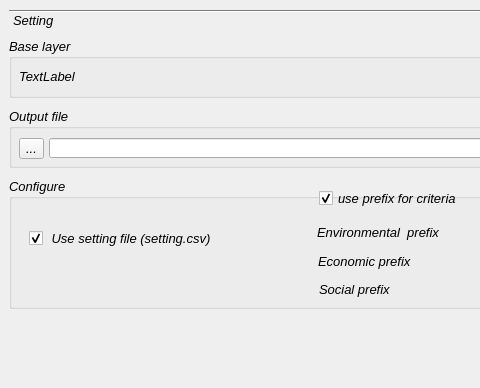
Above: geoSUIT.ui from gmassei/geoUmbriaSUIT before the change; both pictures show x 0 to 480 and y 0 to 388 of the 693 by 657 pixel window. Below: the same form after it.
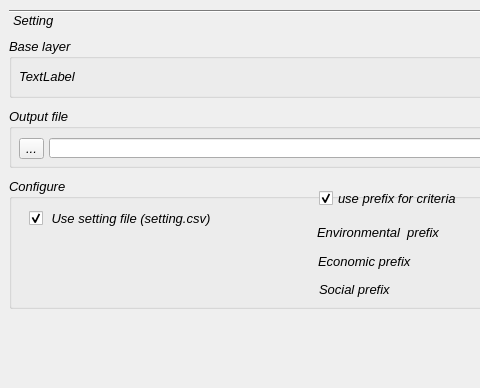
That is the form after the change.

Diff of the .ui file:
```diff
--- a/geoSUIT.ui
+++ b/geoSUIT.ui
@@ -70,13 +70,16 @@
      <property name="currentIndex">
       <number>0</number>
      </property>
+     <property name="tabSpacing">
+      <number>6</number>
+     </property>
      <widget class="QWidget" name="page">
       <property name="geometry">
        <rect>
         <x>0</x>
         <y>0</y>
         <width>675</width>
-        <height>453</height>
+        <height>459</height>
        </rect>
       </property>
       <attribute name="label">
@@ -163,7 +166,7 @@
         <property name="geometry">
          <rect>
           <x>20</x>
-          <y>50</y>
+          <y>30</y>
           <width>221</width>
           <height>21</height>
          </rect>
```
Left out of the diff: 10 changed lines with no effect on the pictures.
